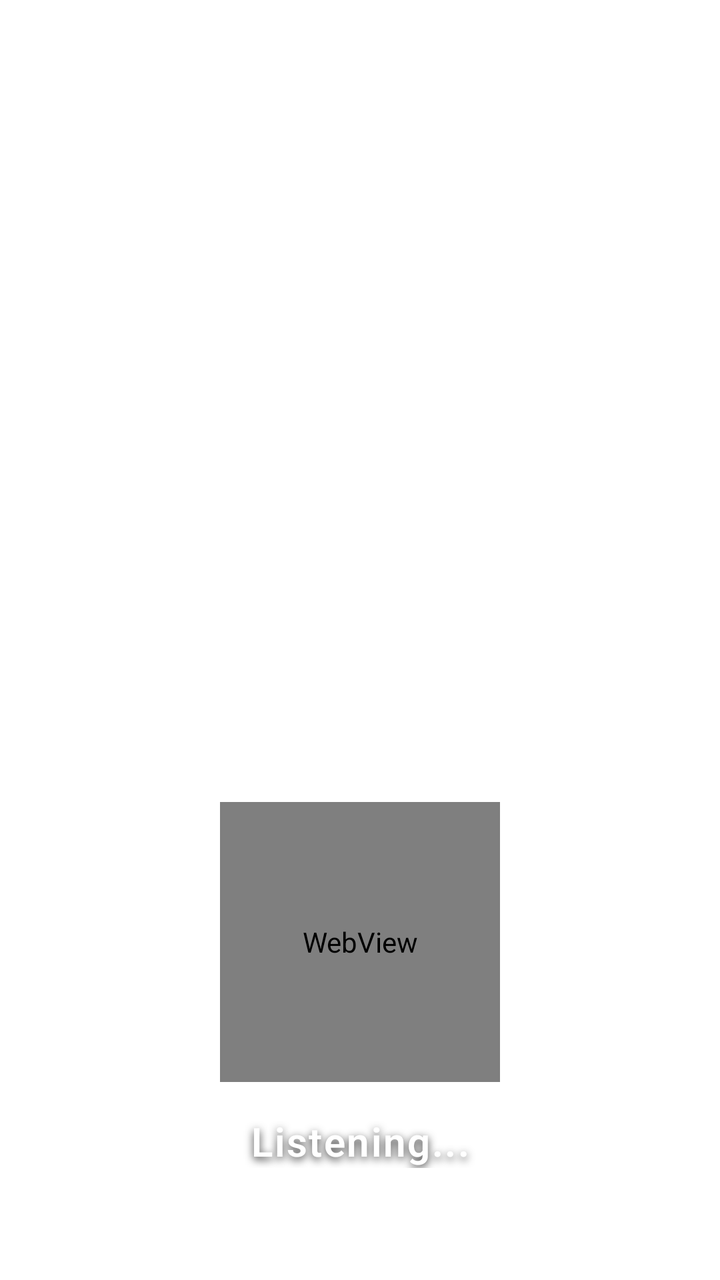
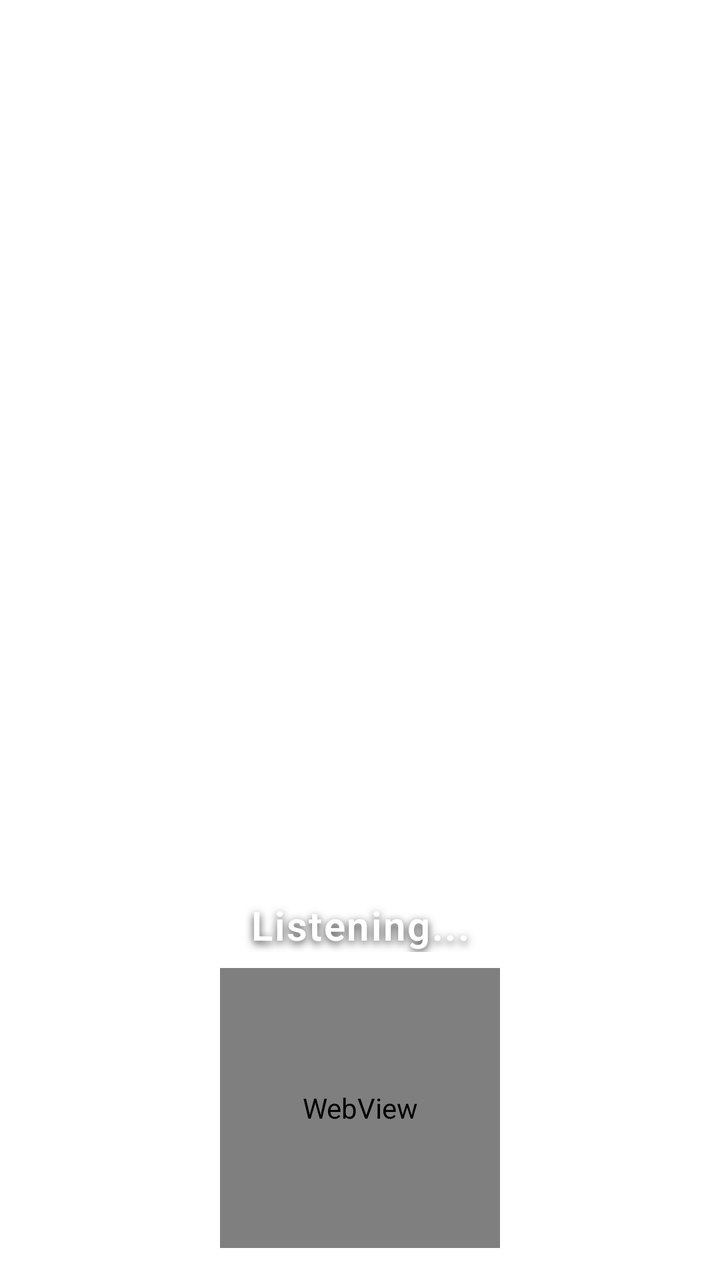

Before-and-after screenshots of an Android layout around one commit, followed by the original layout XML and the change that was made.
<!-- AndroidManifest.xml: activity theme Theme.TransparentAssistant -->
<!-- res/layout/activity_assistant.xml -->
<?xml version="1.0" encoding="utf-8"?>
<RelativeLayout xmlns:android="http://schemas.android.com/apk/res/android"
    android:id="@+id/assistantRootLayout"
    android:layout_width="match_parent"
    android:layout_height="match_parent"
    android:background="@android:color/transparent">

    
    <LinearLayout
        android:id="@+id/dynamicPillContainer"
        android:layout_width="wrap_content"
        android:layout_height="wrap_content"
        android:layout_alignParentTop="true"
        android:layout_centerHorizontal="true"
        android:layout_marginTop="36dp"
        android:orientation="horizontal"
        android:gravity="center_vertical"
        android:background="@drawable/bg_dynamic_pill"
        android:paddingStart="18dp"
        android:paddingEnd="22dp"
        android:paddingTop="10dp"
        android:paddingBottom="10dp"
        android:elevation="32dp"
        android:visibility="gone">

        <ImageView
            android:id="@+id/pillIcon"
            android:layout_width="20dp"
            android:layout_height="20dp"
            android:layout_marginEnd="10dp"
            android:tint="#00E5FF"
            android:contentDescription="Action Icon"
            android:src="@android:drawable/ic_lock_silent_mode_off" />

        <TextView
            android:id="@+id/pillText"
            android:layout_width="wrap_content"
            android:layout_height="wrap_content"
            android:textColor="#FFFFFF"
            android:textSize="14sp"
            android:fontFamily="sans-serif-medium"
            android:letterSpacing="0.02"
            android:shadowColor="#99000000"
            android:shadowDx="0"
            android:shadowDy="2"
            android:shadowRadius="4"
            android:text="Action Executed" />
    </LinearLayout>

    
    <LinearLayout
        android:id="@+id/bottomSheetContainer"
        android:layout_width="match_parent"
        android:layout_height="wrap_content"
        android:layout_alignParentBottom="true"
        android:layout_centerHorizontal="true"
        android:layout_marginStart="24dp"
        android:layout_marginEnd="24dp"
        android:layout_marginBottom="32dp"
        android:background="@android:color/transparent"
        android:gravity="center_horizontal"
        android:orientation="vertical"
        android:paddingStart="16dp"
        android:paddingTop="12dp"
        android:paddingEnd="16dp"
        android:paddingBottom="24dp"
        android:elevation="0dp">

        
        <FrameLayout
            android:id="@+id/orbContainer"
            android:layout_width="140dp"
            android:layout_height="140dp"
            android:background="@android:color/transparent"
            android:layout_gravity="center_horizontal">

            
            <WebView
                android:id="@+id/orbWebView"
                android:layout_width="140dp"
                android:layout_height="140dp"
                android:layout_gravity="center"
                android:background="@android:color/transparent"
                android:overScrollMode="never"
                android:scrollbars="none"
                android:layerType="hardware" />
        </FrameLayout>

        
        <ScrollView
            android:id="@+id/statusScrollView"
            android:layout_width="match_parent"
            android:layout_height="wrap_content"
            android:layout_marginTop="16dp"
            android:scrollbars="vertical"
            android:fadeScrollbars="true"
            android:overScrollMode="ifContentScrolls">

            
            <TextView
                android:id="@+id/statusTextView"
                android:layout_width="match_parent"
                android:layout_height="wrap_content"
                android:layout_gravity="center_horizontal"
                android:fontFamily="sans-serif-light"
                android:gravity="center"
                android:letterSpacing="0.04"
                android:shadowColor="#CC000000"
                android:shadowDx="0"
                android:shadowDy="4"
                android:shadowRadius="10"
                android:text="Listening..."
                android:textColor="#FFFFFF"
                android:textSize="20sp"
                android:textStyle="bold" />
        </ScrollView>

        
        <TextView
            android:id="@+id/subtitleTextView"
            android:layout_width="wrap_content"
            android:layout_height="wrap_content"
            android:layout_gravity="center_horizontal"
            android:layout_marginTop="8dp"
            android:fontFamily="sans-serif"
            android:gravity="center"
            android:letterSpacing="0.02"
            android:shadowColor="#66000000"
            android:shadowDx="0"
            android:shadowDy="2"
            android:shadowRadius="4"
            android:text=""
            android:textColor="#B300E5FF"
            android:textSize="14sp"
            android:visibility="gone" />

    </LinearLayout>

</RelativeLayout>
<!-- resources referenced by this layout -->
<resources>
  <!-- drawable bg_dynamic_pill (drawable) -->
  <?xml version="1.0" encoding="utf-8"?>
  <layer-list xmlns:android="http://schemas.android.com/apk/res/android">
      
      <item>
          <shape android:shape="rectangle">
              <corners android:radius="26dp" />
              <stroke
                  android:width="1.2dp"
                  android:color="#55FFFFFF" />
              <solid android:color="#00000000" />
          </shape>
      </item>
  
      
      <item
          android:top="1dp"
          android:bottom="1dp"
          android:left="1dp"
          android:right="1dp">
          <shape android:shape="rectangle">
              <corners android:radius="25dp" />
              <gradient
                  android:type="linear"
                  android:startColor="#E6181B22"
                  android:endColor="#E60D0F14"
                  android:angle="270" />
          </shape>
      </item>
  </layer-list>
  <style name="Theme.TransparentAssistant" parent="Theme.AppCompat.NoActionBar">
          <item name="android:windowBackground">@android:color/transparent</item>
          <item name="android:colorBackground">@android:color/transparent</item>
          <item name="android:colorBackgroundCacheHint">@null</item>
          <item name="android:windowIsTranslucent">true</item>
          <item name="android:windowContentOverlay">@null</item>
          <item name="android:windowNoTitle">true</item>
          <item name="android:backgroundDimEnabled">false</item>
          <item name="android:backgroundDimAmount">0.0</item>
          <item name="android:windowDrawsSystemBarBackgrounds">true</item>
          <item name="android:statusBarColor">@android:color/transparent</item>
          <item name="android:navigationBarColor">@android:color/transparent</item>
          <item name="android:windowAnimationStyle">@android:style/Animation</item>
      </style>
</resources>

<!-- the commit's change to res/layout/activity_assistant.xml (unified diff, before → after) -->
@@ -3,7 +3,7 @@
     android:id="@+id/assistantRootLayout"
     android:layout_width="match_parent"
     android:layout_height="match_parent"
-    android:background="@android:color/transparent">
+    android:background="@null">
 
     
     <LinearLayout
@@ -56,45 +56,26 @@
         android:layout_centerHorizontal="true"
         android:layout_marginStart="24dp"
         android:layout_marginEnd="24dp"
-        android:layout_marginBottom="32dp"
-        android:background="@android:color/transparent"
-        android:gravity="center_horizontal"
+        android:layout_marginBottom="0dp"
+        android:background="@null"
+        android:gravity="center_horizontal|bottom"
         android:orientation="vertical"
         android:paddingStart="16dp"
         android:paddingTop="12dp"
         android:paddingEnd="16dp"
-        android:paddingBottom="24dp"
+        android:paddingBottom="0dp"
         android:elevation="0dp">
-
-        
-        <FrameLayout
-            android:id="@+id/orbContainer"
-            android:layout_width="140dp"
-            android:layout_height="140dp"
-            android:background="@android:color/transparent"
-            android:layout_gravity="center_horizontal">
-
-            
-            <WebView
-                android:id="@+id/orbWebView"
-                android:layout_width="140dp"
-                android:layout_height="140dp"
-                android:layout_gravity="center"
-                android:background="@android:color/transparent"
-                android:overScrollMode="never"
-                android:scrollbars="none"
-                android:layerType="hardware" />
-        </FrameLayout>
 
         
         <ScrollView
             android:id="@+id/statusScrollView"
             android:layout_width="match_parent"
             android:layout_height="wrap_content"
-            android:layout_marginTop="16dp"
+            android:layout_marginBottom="8dp"
             android:scrollbars="vertical"
             android:fadeScrollbars="true"
-            android:overScrollMode="ifContentScrolls">
+            android:overScrollMode="ifContentScrolls"
+            android:background="@null">
 
             
             <TextView
@@ -112,7 +93,8 @@
                 android:text="Listening..."
                 android:textColor="#FFFFFF"
                 android:textSize="20sp"
-                android:textStyle="bold" />
+                android:textStyle="bold"
+                android:background="@null" />
         </ScrollView>
 
         
@@ -121,7 +103,7 @@
             android:layout_width="wrap_content"
             android:layout_height="wrap_content"
             android:layout_gravity="center_horizontal"
-            android:layout_marginTop="8dp"
+            android:layout_marginBottom="12dp"
             android:fontFamily="sans-serif"
             android:gravity="center"
             android:letterSpacing="0.02"
@@ -132,7 +114,29 @@
             android:text=""
             android:textColor="#B300E5FF"
             android:textSize="14sp"
-            android:visibility="gone" />
+            android:visibility="gone"
+            android:background="@null" />
+
+        
+        <FrameLayout
+            android:id="@+id/orbContainer"
+            android:layout_width="140dp"
+            android:layout_height="140dp"
+            android:background="@null"
+            android:layout_gravity="bottom|center_horizontal"
+            android:layout_marginBottom="16dp">
+
+            
+            <WebView
+                android:id="@+id/orbWebView"
+                android:layout_width="140dp"
+                android:layout_height="140dp"
+                android:layout_gravity="center"
+                android:background="@null"
+                android:overScrollMode="never"
+                android:scrollbars="none"
+                android:layerType="hardware" />
+        </FrameLayout>
 
     </LinearLayout>
 
